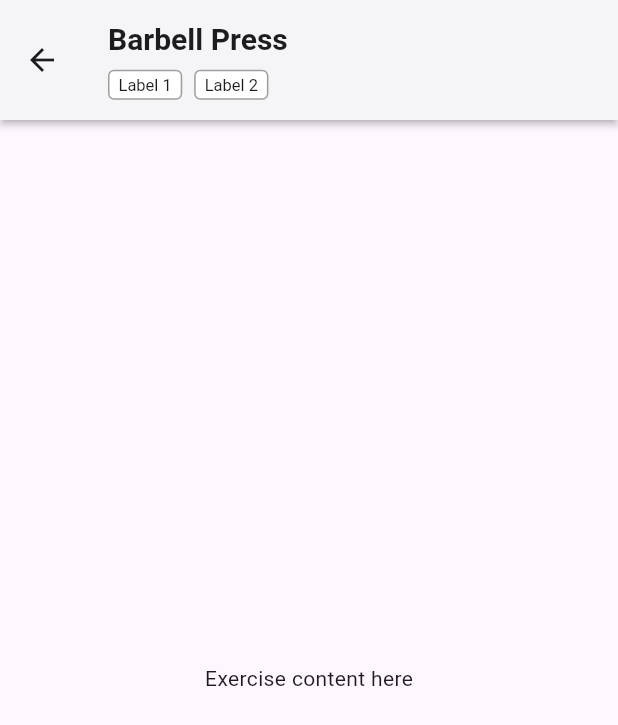
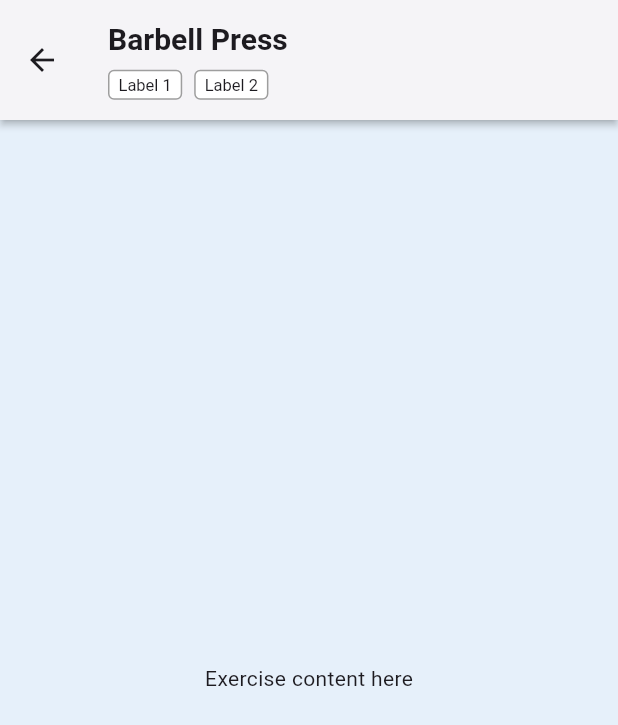
Before and after one commit to Brian-Kristofer-Perez/gilas-repo, a Flutter app: the ExerciseInfo screen opened directly, on a phone screen of 412 x 824 dp. Shown: the top 725 px of the screen. Run offline on Flutter 3.47's test engine with Material 3 defaults, Android fonts, the phone set to English and light mode, and no system bars.

Commit message:
feat: add background for the page body

```diff
--- a/lib/exercise-info.dart
+++ b/lib/exercise-info.dart
@@ -64,6 +64,7 @@ class ExerciseInfo extends StatelessWidget {
       body: Center(
         child: Text("Exercise content here"),
       ),
+      backgroundColor: Color(0xFFE6F0FA),
     );
   }
 }
```
